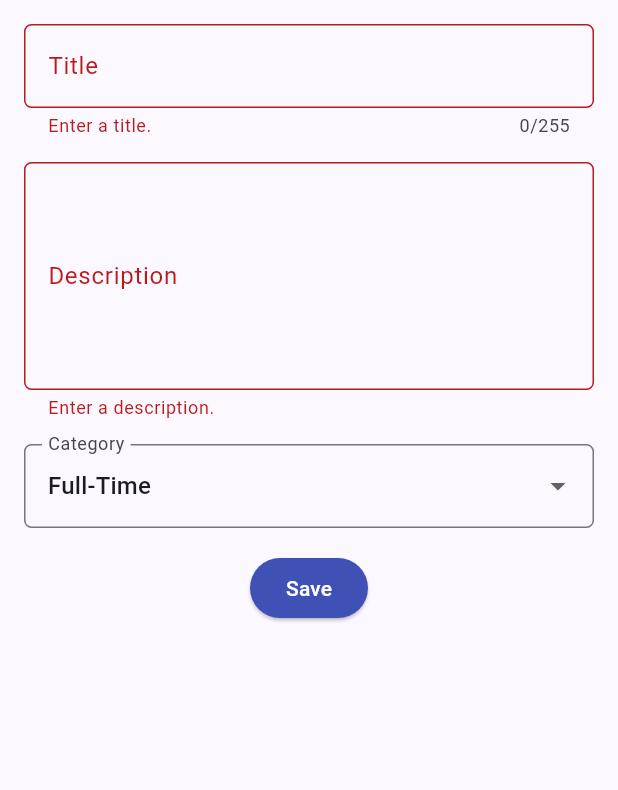
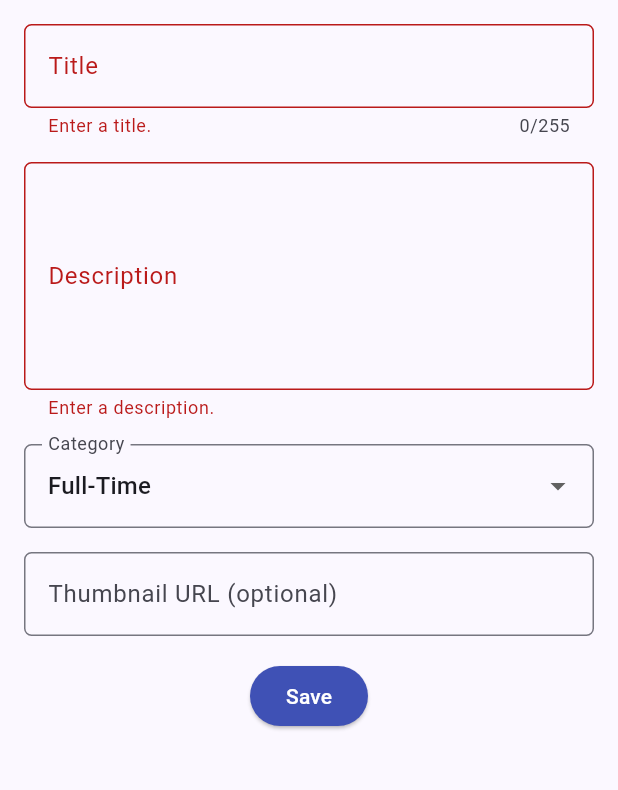
Before and after one commit to anginputih-droid/myportofolio_mobile, a Flutter app: the ExperienceFormPage screen opened directly, after a tap on "Save", on a phone screen of 412 x 824 dp, the part 84-874 px from its top. Run offline on Flutter 3.47's test engine with Material 3 defaults, Android fonts, the phone set to English and light mode, and no system bars; our stand-ins replace material_ui.

Commit message:
feat: add thumbnail URL field with URL validation

```diff
--- a/lib/screens/experience_form.dart
+++ b/lib/screens/experience_form.dart
@@ -14,7 +14,8 @@ class _ExperienceFormPageState extends State<ExperienceFormPage> {
 
   String _experienceTitle = "";
   String _description = "";
-    String _category = "Full-Time"; // same default as the Django model
+  String _category = "Full-Time"; // same default as the Django model
+  String _thumbnail = "";
 
   // Same choices as EXPERIENCE_CHOICES in the Django Experience model.
   final List<String> _categories = [
@@ -126,7 +127,41 @@ class _ExperienceFormPageState extends State<ExperienceFormPage> {
                 ),
               ),
 
-              // (thumbnail field goes here)
+              // === Thumbnail URL (optional) ===
+              Padding(
+                padding: const EdgeInsets.all(8.0),
+                child: TextFormField(
+                  keyboardType: TextInputType.url,
+                  decoration: InputDecoration(
+                    hintText: "https://...",
+                    labelText: "Thumbnail URL (optional)",
+                    border: OutlineInputBorder(
+                      borderRadius: BorderRadius.circular(5.0),
+                    ),
+                  ),
+                  onChanged: (String? value) {
+                    setState(() {
+                      _thumbnail = value!;
+                    });
+                  },
+                  validator: (String? value) {
+                    if (value == null || value.trim().isEmpty) {
+                      return null; // optional, like blank=True in Django
+                    }
+                    final uri = Uri.tryParse(value.trim());
+                    final isValid = uri != null &&
+                        (uri.scheme == 'http' || uri.scheme == 'https') &&
+                        uri.host.isNotEmpty;
+                    if (!isValid) {
+                      return "Enter a valid URL that starts with http:// or https://.";
+                    }
+                    return null;
+                  },
+                ),
+              ),
+
+              // (date fields go here)
+
               // === Save Button ===
               Align(
                 alignment: Alignment.bottomCenter,
@@ -152,7 +187,10 @@ class _ExperienceFormPageState extends State<ExperienceFormPage> {
                                     Text('Title: ${_experienceTitle.trim()}'),
                                     Text('Description: ${_description.trim()}'),
                                     Text('Category: $_category'),
-                                    // (more lines get added)
+                                    Text(
+                                      'Thumbnail: ${_thumbnail.trim().isEmpty ? "-" : _thumbnail.trim()}',
+                                    ),
+                                    // (date lines get added)
                                   ],
                                 ),
                               ),
```
